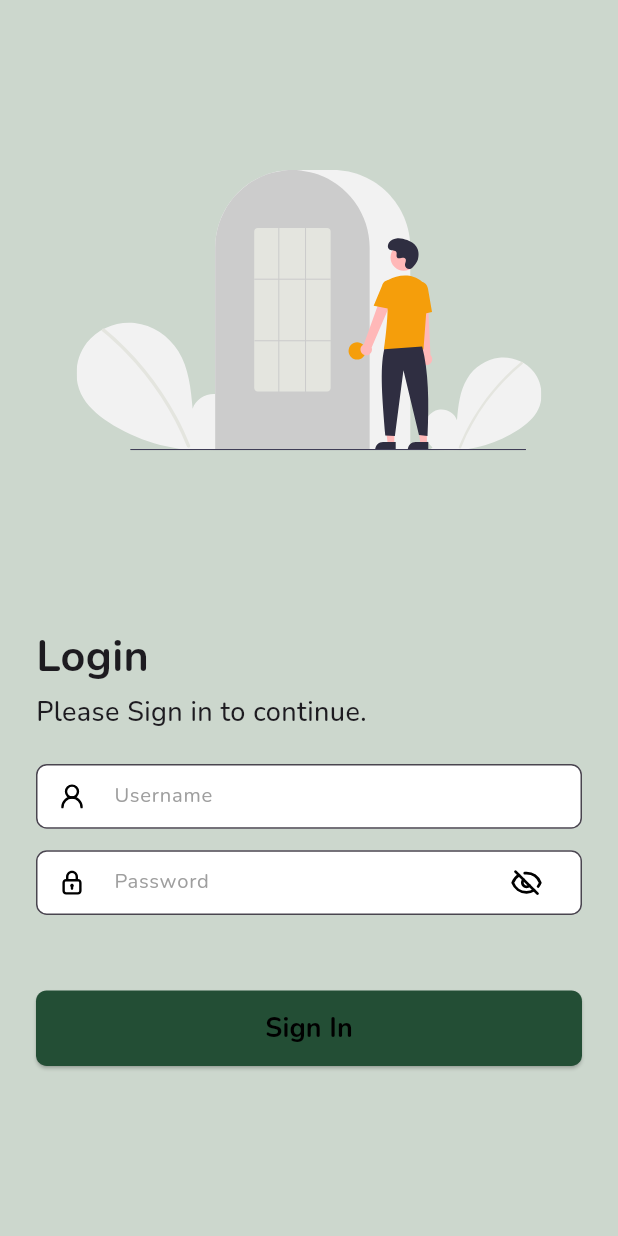
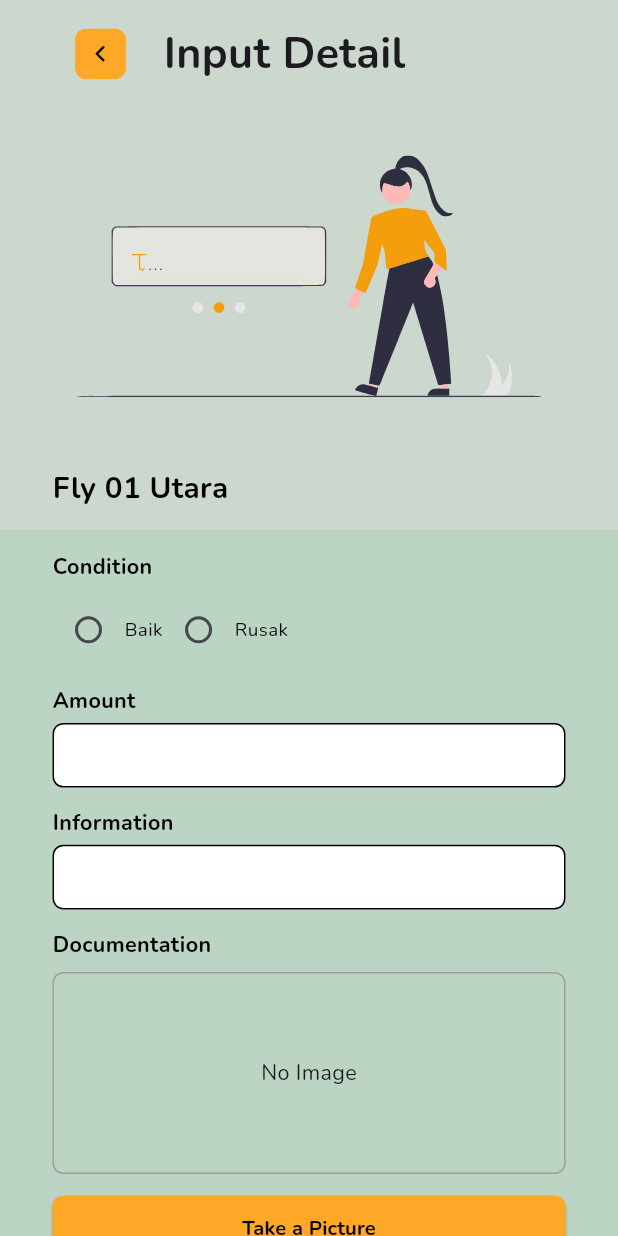
Before and after one commit to allam1768/Worker, a Flutter app: the screen it shows after launch, on a phone screen of 412 x 824 dp. Run offline on Flutter 3.47's test engine with Material 3 defaults, Android fonts, the phone set to English and light mode, and no system bars; our stand-ins replace flutter_screenutil, flutter_svg, get, google_fonts, image_picker, shared_preferences; missing offline and left inert: mobile_scanner.

Commit message:
feat [AP]:slicing input detail screen

```diff
--- a/lib/app/pages/History Tools Screen/widgets/GroupHistoryCard.dart
+++ b/lib/app/pages/History Tools Screen/widgets/GroupHistoryCard.dart
@@ -22,11 +22,16 @@ class _GroupedHistoryCardState extends State<GroupedHistoryCard> {
   Widget build(BuildContext context) {
     return Padding(
       padding: EdgeInsets.symmetric(horizontal: 16.w, vertical: 8.h),
-      child: Card(
-        color: isExpanded ? const Color(0xFFBBD4C3) : const Color(0xFF9CBE9D), // Warna berubah saat diklik
-        shape: RoundedRectangleBorder(borderRadius: BorderRadius.circular(12.r)),
+      child: AnimatedContainer(
+        duration: const Duration(milliseconds: 300),
+        curve: Curves.easeInOut,
+        decoration: BoxDecoration(
+          color: isExpanded ? const Color(0xFFBBD4C3) : const Color(0xFF9CBE9D),
+          borderRadius: BorderRadius.circular(12.r),
+        ),
         child: Column(
           children: [
+            // Header Group yang Bisa Diklik
             GestureDetector(
               onTap: () {
                 setState(() {
@@ -34,7 +39,7 @@ class _GroupedHistoryCardState extends State<GroupedHistoryCard> {
                 });
               },
               child: Container(
-                height: 84.h, // Tinggi untuk header grup
+                height: 84.h,
                 padding: EdgeInsets.symmetric(horizontal: 16.w),
                 alignment: Alignment.centerLeft,
                 child: Row(
@@ -44,18 +49,26 @@ class _GroupedHistoryCardState extends State<GroupedHistoryCard> {
                       controller.getMonthName(widget.month),
                       style: TextStyle(fontSize: 20.sp, fontWeight: FontWeight.bold),
                     ),
-                    Icon(
-                      isExpanded ? Icons.expand_less : Icons.expand_more,
-                      size: 24.sp,
+                    AnimatedRotation(
+                      turns: isExpanded ? 0.5 : 0, // Animasi rotasi ikon
+                      duration: const Duration(milliseconds: 300),
+                      child: Icon(Icons.expand_more, size: 24.sp),
                     ),
                   ],
                 ),
               ),
             ),
-            if (isExpanded)
-              Column(
+
+            // Daftar History dengan Animasi
+            AnimatedCrossFade(
+              firstChild: const SizedBox.shrink(), // Saat tertutup
+              secondChild: Column(
                 children: widget.items.map((item) => SingleHistoryCard(item: item)).toList(),
-              ),
+              ), // Saat terbuka
+              crossFadeState:
+              isExpanded ? CrossFadeState.showSecond : CrossFadeState.showFirst,
+              duration: const Duration(milliseconds: 300),
+            ),
           ],
         ),
       ),
--- /dev/null
+++ b/lib/app/pages/Input Detail Screen/input_detail_binding.dart
@@ -0,0 +1,9 @@
+import 'package:get/get.dart';
+import 'package:worker/app/pages/Input%20Detail%20Screen/input_detail_controller.dart';
+
+class InputDetailBinding extends Bindings {
+  @override
+  void dependencies() {
+    Get.lazyPut<InputDetailController>(() => InputDetailController());
+  }
+}
--- /dev/null
+++ b/lib/app/pages/Input Detail Screen/input_detail_controller.dart
@@ -0,0 +1,37 @@
+import 'dart:io';
+import 'package:get/get.dart';
+import 'package:image_picker/image_picker.dart';
+import 'package:flutter/material.dart';
+
+class InputDetailController extends GetxController {
+  // Validasi input
+  RxString selectedCondition = "".obs;
+  RxString amount = "".obs;
+  RxString information = "".obs;
+  RxBool showError = false.obs;
+
+  // Image Picker
+  Rx<File?> imageFile = Rx<File?>(null);
+
+  // Fungsi ambil gambar dari kamera
+  Future<void> takePicture() async {
+    final picker = ImagePicker();
+    final pickedFile = await picker.pickImage(source: ImageSource.camera);
+
+    if (pickedFile != null) {
+      imageFile.value = File(pickedFile.path);
+    }
+  }
+
+  // Fungsi validasi sebelum simpan
+  void validateForm() {
+    if (selectedCondition.value.isEmpty || amount.value.isEmpty || information.value.isEmpty) {
+      showError.value = true; // Tampilkan error
+    } else {
+      showError.value = false; // Reset error jika semua sudah diisi
+      Get.snackbar("Success", "Data berhasil disimpan",
+          backgroundColor: Colors.green, colorText: Colors.white);
+      // TODO: Simpan data ke database atau API
+    }
+  }
+}
--- /dev/null
+++ b/lib/app/pages/Input Detail Screen/input_detail_view.dart
@@ -0,0 +1,151 @@
+import 'package:flutter/material.dart';
+import 'package:flutter_screenutil/flutter_screenutil.dart';
+import 'package:flutter_svg/flutter_svg.dart';
+import 'package:get/get.dart';
+import 'package:worker/app/pages/Input%20Detail%20Screen/input_detail_controller.dart';
+import 'package:worker/app/pages/Input%20Detail%20Screen/widgets/CustomButton_input.dart';
+import 'package:worker/app/pages/Input%20Detail%20Screen/widgets/CustomImageUpload_input.dart';
+import 'package:worker/app/pages/Input%20Detail%20Screen/widgets/CustomRadioButton_input.dart';
+import 'package:worker/app/pages/Input%20Detail%20Screen/widgets/CustomTextField_input.dart';
+
+class InputDetailView extends StatelessWidget {
+  InputDetailView({super.key});
+
+  final InputDetailController controller = Get.put(InputDetailController());
+
+  @override
+  Widget build(BuildContext context) {
+    return Stack(
+      children: [
+        Container(
+          height: 250.h,
+          color: const Color(0xFFCCD7CD),
+        ),
+        SafeArea(
+          child: Scaffold(
+            backgroundColor: const Color(0xFFCCD7CD),
+            appBar: PreferredSize(
+              preferredSize: Size.fromHeight(80.h),
+              child: Container(
+                color: const Color(0xFFCCD7CD),
+                padding: EdgeInsets.symmetric(horizontal: 35.w, vertical: 10.h),
+                child: Row(
+                  children: [
+                    GestureDetector(
+                      onTap: () {
+                        Get.offNamed('/ScanTools');
+                      },
+                      child: Container(
+                        padding: EdgeInsets.all(10.w),
+                        child: SvgPicture.asset(
+                          "assets/icons/back_btn.svg",
+                          width: 44.w,
+                          height: 44.h,
+                        ),
+                      ),
+                    ),
+                    SizedBox(width: 10.w),
+                    Expanded(
+                      child: Text(
+                        "Input Detail",
+                        style: TextStyle(fontSize: 32.sp, fontWeight: FontWeight.bold),
+                      ),
+                    ),
+                  ],
+                ),
+              ),
+            ),
+            body: CustomScrollView(
+              slivers: [
+                SliverToBoxAdapter(
+                  child: Container(
+                    height: 250.h,
+                    color: const Color(0xFFCCD7CD),
+                    child: Center(
+                      child: SvgPicture.asset(
+                        'assets/images/input_illustration.svg',
+                        width: 310.w,
+                      ),
+                    ),
+                  ),
+                ),
+                SliverToBoxAdapter(
+                  child: Container(
+                    padding: EdgeInsets.symmetric(horizontal: 35.w, vertical: 16.h),
+                    color: const Color(0xFFCCD7CD),
+                    child: Column(
+                      crossAxisAlignment: CrossAxisAlignment.start,
+                      children: [
+                        Text(
+                          "Fly 01 Utara",
+                          style: TextStyle(fontSize: 22.sp, fontWeight: FontWeight.bold, color: Colors.black),
+                        ),
+                      ],
+                    ),
+                  ),
+                ),
+                SliverToBoxAdapter(
+                  child: Container(
+                    color: const Color(0xFFBBD4C3),
+                    padding: EdgeInsets.symmetric(horizontal: 35.w, vertical: 16.h),
+                    child: Column(
+                      crossAxisAlignment: CrossAxisAlignment.start,
+                      children: [
+                        CustomRadioButtonGroup(
+                          title: "Condition",
+                          options: ["Baik", "Rusak"],
+                          selectedValue: controller.selectedCondition,
+                          showError: controller.showError,
+                        ),
+
+                        SizedBox(height: 15.h),
+                        CustomTextFieldInput(
+                          label: "Amount",
+                          onChanged: (value) => controller.amount.value = value,
+                        ),
+                        Obx(() => controller.showError.value && controller.amount.value.isEmpty
+                            ? Padding(
+                          padding: EdgeInsets.only(top: 5.h),
+                          child: Text(
+                            "Amount harus diisi!",
+                            style: TextStyle(fontSize: 14.sp, color: Colors.red),
+                          ),
+                        )
+                            : SizedBox()),
+                        SizedBox(height: 15.h),
+                        CustomTextFieldInput(
+                          label: "Information",
+                          onChanged: (value) => controller.information.value = value,
+                        ),
+                        Obx(() => controller.showError.value && controller.information.value.isEmpty
+                            ? Padding(
+                          padding: EdgeInsets.only(top: 5.h),
+                          child: Text(
+                            "Information harus diisi!",
+                            style: TextStyle(fontSize: 14.sp, color: Colors.red),
+                          ),
+                        )
+                            : SizedBox()),
+                        SizedBox(height: 15.h),
+                        ImageUploadComponent(),
+                        CustomButtonInput(
+                          text: "Save",
+                          color: Color(0xFF275637),
+                          onPressed: () {
+                            controller.validateForm();
+                          },
+                          fontSize: 20,
+                        ),
+                        SizedBox(height: 50.h),
+                      ],
+                    ),
+                  ),
+                ),
+              ],
+            ),
+          ),
+        ),
+      ],
+    );
+  }
+}
--- /dev/null
+++ b/lib/app/pages/Input Detail Screen/widgets/CustomButton_input.dart
@@ -0,0 +1,42 @@
+import 'package:flutter/material.dart';
+import 'package:flutter_screenutil/flutter_screenutil.dart';
+
+class CustomButtonInput extends StatelessWidget {
+  final String text;
+  final VoidCallback onPressed;
+  final Color color;
+  final double fontSize; // Tambahin parameter fontSize
+
+  const CustomButtonInput({
+    super.key,
+    required this.text,
+    required this.onPressed,
+    this.color = const Color(0xFF234E35), // Default hijau gelap
+    this.fontSize = 20, // Default ukuran font
+  });
+
+  @override
+  Widget build(BuildContext context) {
+    return SizedBox(
+      width: double.infinity,
+      height: 48.h,
+      child: ElevatedButton(
+        style: ElevatedButton.styleFrom(
+          backgroundColor: color,
+          shape: RoundedRectangleBorder(
+            borderRadius: BorderRadius.circular(8.r),
+          ),
+        ),
+        onPressed: onPressed,
+        child: Text(
+          text,
+          style: TextStyle(
+            fontSize: fontSize.sp, // Gunain parameter fontSize
+            fontWeight: FontWeight.bold,
+            color: Colors.black,
+          ),
+        ),
+      ),
+    );
+  }
+}
--- /dev/null
+++ b/lib/app/pages/Input Detail Screen/widgets/CustomImageUpload_input.dart
@@ -0,0 +1,46 @@
+import 'package:flutter/material.dart';
+import 'package:get/get.dart';
+import 'package:flutter_screenutil/flutter_screenutil.dart';
+import 'dart:io';
+import 'package:worker/app/pages/Input%20Detail%20Screen/input_detail_controller.dart';
+import 'package:worker/app/pages/Input%20Detail%20Screen/widgets/CustomButton_input.dart';
+
+class ImageUploadComponent extends StatelessWidget {
+  final InputDetailController controller = Get.find<InputDetailController>();
+
+  @override
+  Widget build(BuildContext context) {
+    return Column(
+      crossAxisAlignment: CrossAxisAlignment.start,
+      children: [
+        Text(
+          "Documentation",
+          style: TextStyle(fontSize: 16.sp, fontWeight: FontWeight.bold, color: Colors.black),
+        ),
+        SizedBox(height: 8.h),
+        Obx(() => Container(
+          height: 150.h,
+          width: double.infinity,
+          decoration: BoxDecoration(
+            border: Border.all(color: Colors.grey),
+            borderRadius: BorderRadius.circular(8.r),
+          ),
+          child: controller.imageFile.value == null
+              ? Center(child: Text("No Image", style: TextStyle(fontSize: 16.sp)))
+              : ClipRRect(
+            borderRadius: BorderRadius.circular(8.r),
+            child: Image.file(controller.imageFile.value!, fit: BoxFit.cover),
+          ),
+        )),
+        SizedBox(height: 16.h),
+        CustomButtonInput(
+          text: "Take a Picture",
+          color: Color(0xFFFFA726),
+          onPressed: controller.takePicture,
+          fontSize: 15,
+        ),
+        SizedBox(height: 20.h),
+      ],
+    );
+  }
+}
--- /dev/null
+++ b/lib/app/pages/Input Detail Screen/widgets/CustomRadioButton_input.dart
@@ -0,0 +1,74 @@
+import 'package:flutter/material.dart';
+import 'package:flutter_screenutil/flutter_screenutil.dart';
+import 'package:get/get.dart';
+
+class CustomRadioButtonGroup extends StatelessWidget {
+  final String title;
+  final List<String> options;
+  final RxString selectedValue;
+  final RxBool showError;
+
+  const CustomRadioButtonGroup({
+    super.key,
+    required this.title,
+    required this.options,
+    required this.selectedValue,
+    required this.showError,
+  });
+
+  @override
+  Widget build(BuildContext context) {
+    return Column(
+      crossAxisAlignment: CrossAxisAlignment.start,
+      children: [
+        // Label
+        Padding(
+          padding: EdgeInsets.only(bottom: 8.h),
+          child: Text(
+            title,
+            style: TextStyle(fontSize: 16.sp, fontWeight: FontWeight.bold, color: Colors.black),
+          ),
+        ),
+
+        // Radio Button List
+        Row(
+          children: options
+              .map(
+                (option) => Obx(() => Row(
+              children: [
+                Radio(
+                  value: option,
+                  groupValue: selectedValue.value,
+                  activeColor: const Color(0xFFFFA726), // Warna saat dipilih
+                  onChanged: (value) {
+                    selectedValue.value = value.toString();
+                  },
+                ),
+                Text(
+                  option,
+                  style: TextStyle(
+                    fontSize: 14.sp,
+                    color:  Colors.black, // Warna teks berubah
+                    fontWeight: FontWeight.normal, // Biar lebih tegas
+                  ),
+                ),
+              ],
+            )),
+          )
+              .toList(),
+        ),
+
+        // Error Message
+        Obx(() => showError.value && selectedValue.value.isEmpty
+            ? Padding(
+          padding: EdgeInsets.only(top: 5.h),
+          child: Text(
+            "$title harus dipilih!",
+            style: TextStyle(fontSize: 14.sp, color: Colors.red),
+          ),
+        )
+            : SizedBox()),
+      ],
+    );
+  }
+}
--- /dev/null
+++ b/lib/app/pages/Input Detail Screen/widgets/CustomTextField_input.dart
@@ -0,0 +1,109 @@
+import 'package:flutter/material.dart';
+import 'package:flutter_screenutil/flutter_screenutil.dart';
+
+class CustomTextFieldInput extends StatefulWidget {
+  final String label;
+  final bool isPassword;
+  final Function(String)? onChanged;
+
+  const CustomTextFieldInput({
+    super.key,
+    required this.label,
+    this.isPassword = false,
+    this.onChanged,
+  });
+
+  @override
+  _CustomTextFieldInputState createState() => _CustomTextFieldInputState();
+}
+
+class _CustomTextFieldInputState extends State<CustomTextFieldInput> {
+  final TextEditingController _controller = TextEditingController();
+  final FocusNode _focusNode = FocusNode();
+  bool _isEmpty = false; // Cek apakah field kosong
+
+  @override
+  void initState() {
+    super.initState();
+    _focusNode.addListener(() {
+      if (!_focusNode.hasFocus) {
+        setState(() {
+          _isEmpty = _controller.text.isEmpty;
+        });
+      }
+    });
+  }
+
+  @override
+  void dispose() {
+    _controller.dispose();
+    _focusNode.dispose();
+    super.dispose();
+  }
+
+  @override
+  Widget build(BuildContext context) {
+    return Column(
+      crossAxisAlignment: CrossAxisAlignment.start,
+      children: [
+        Padding(
+          padding: EdgeInsets.only(bottom: 4.h),
+          child: Text(
+            widget.label,
+            style: TextStyle(fontSize: 16.sp, fontWeight: FontWeight.bold, color: Colors.black),
+          ),
+        ),
+        SizedBox(
+          height: 48.h,
+          child: TextField(
+            controller: _controller,
+            focusNode: _focusNode,
+            obscureText: widget.isPassword,
+            style: TextStyle(fontSize: 15.sp, color: Colors.black),
+            decoration: InputDecoration(
+              filled: true,
+              fillColor: Colors.white,
+              contentPadding: EdgeInsets.symmetric(vertical: 16.h, horizontal: 12.w),
+              border: OutlineInputBorder(
+                borderRadius: BorderRadius.circular(8.r),
+                borderSide: BorderSide(
+                  color: Colors.black, // Default hitam
+                  width: 1.w,
+                ),
+              ),
+              enabledBorder: OutlineInputBorder(
+                borderRadius: BorderRadius.circular(8.r),
+                borderSide: BorderSide(
+                  color: Colors.black, // Default hitam
+                  width: 1.w,
+                ),
+              ),
+              focusedBorder: OutlineInputBorder(
+                borderRadius: BorderRadius.circular(8.r),
+                borderSide: BorderSide(
+                  color: Colors.black, // Fokus tetap hitam
+                  width: 1.5.w,
+                ),
+              ),
+              errorBorder: OutlineInputBorder(
+                borderRadius: BorderRadius.circular(8.r),
+                borderSide: BorderSide(
+                  color: Colors.red, // Error merah
+                  width: 1.w,
+                ),
+              ),
+            ),
+            onChanged: (value) {
+              setState(() {
+                _isEmpty = value.isEmpty;
+              });
+              if (widget.onChanged != null) {
+                widget.onChanged!(value);
+              }
+            },
+          ),
+        ),
+      ],
+    );
+  }
+}
--- a/lib/main.dart
+++ b/lib/main.dart
@@ -7,6 +7,8 @@ import 'package:worker/app/pages/Data%20Tools%20Screen/data_tools_binding.dart';
 import 'package:worker/app/pages/Data%20Tools%20Screen/data_tools_view.dart';
 import 'package:worker/app/pages/History%20Tools%20Screen/history_tools_binding.dart';
 import 'package:worker/app/pages/History%20Tools%20Screen/history_tools_view.dart';
+import 'package:worker/app/pages/Input%20Detail%20Screen/input_detail_binding.dart';
+import 'package:worker/app/pages/Input%20Detail%20Screen/input_detail_view.dart';
 import 'package:worker/app/pages/Login%20Screen/login_screen_binding.dart';
 import 'package:worker/app/pages/Login%20Screen/login_screen_view.dart';
 import 'package:worker/app/pages/Scan%20Company%20Screen/scan_company_binding.dart';
@@ -35,7 +37,7 @@ class MyApp extends StatelessWidget {
           theme: ThemeData(
             textTheme: GoogleFonts.nunitoTextTheme(),
           ),
-          initialRoute: '/splash',
+          initialRoute: '/InputDetail',
           getPages: [
             GetPage(
               name: '/splash',
@@ -67,6 +69,11 @@ class MyApp extends StatelessWidget {
               page: () => ScanToolsView(),
               binding: ScanToolsBinding(),
             ),
+            GetPage(
+              name: '/InputDetail',
+              page: () => InputDetailView(),
+              binding: InputDetailBinding(),
+            ),
           ],
         );
       },
--- a/pubspec.yaml
+++ b/pubspec.yaml
@@ -41,6 +41,7 @@ dependencies:
   shared_preferences: ^2.2.2
   flutter_svg: ^2.0.10+1
   mobile_scanner: ^6.0.6
+  image_picker: ^1.0.7
 
 dev_dependencies:
   flutter_test:
```
Also changed, not shown: assets/images/input_illustration.svg (added), pubspec.lock, 5 other files.
